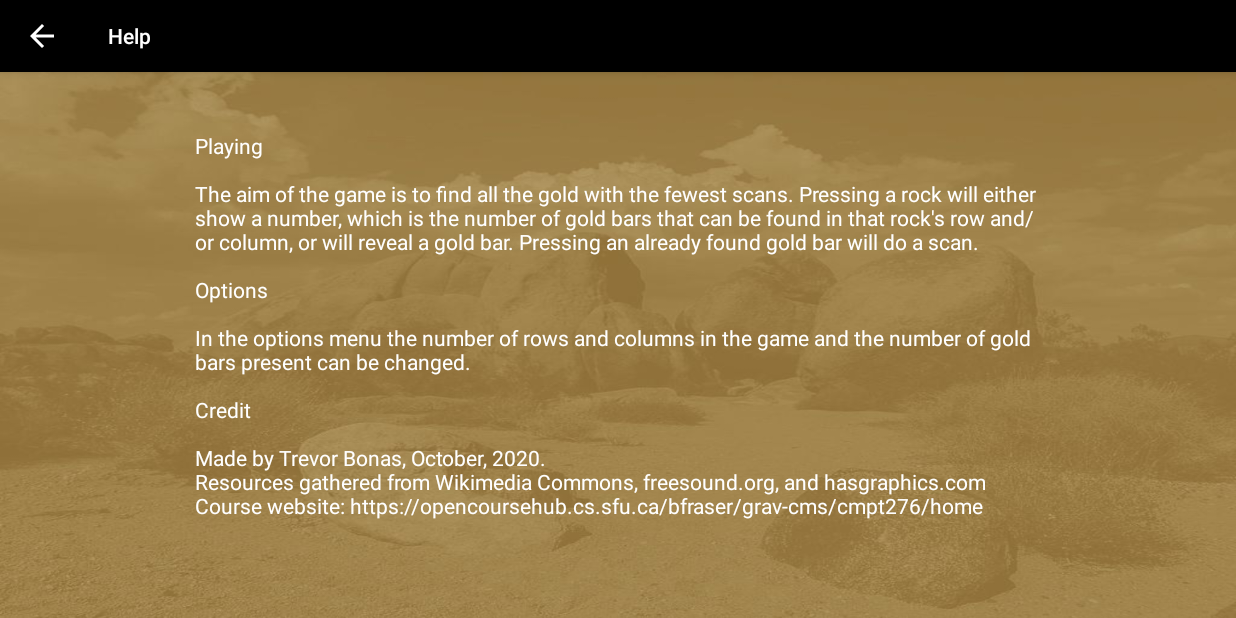
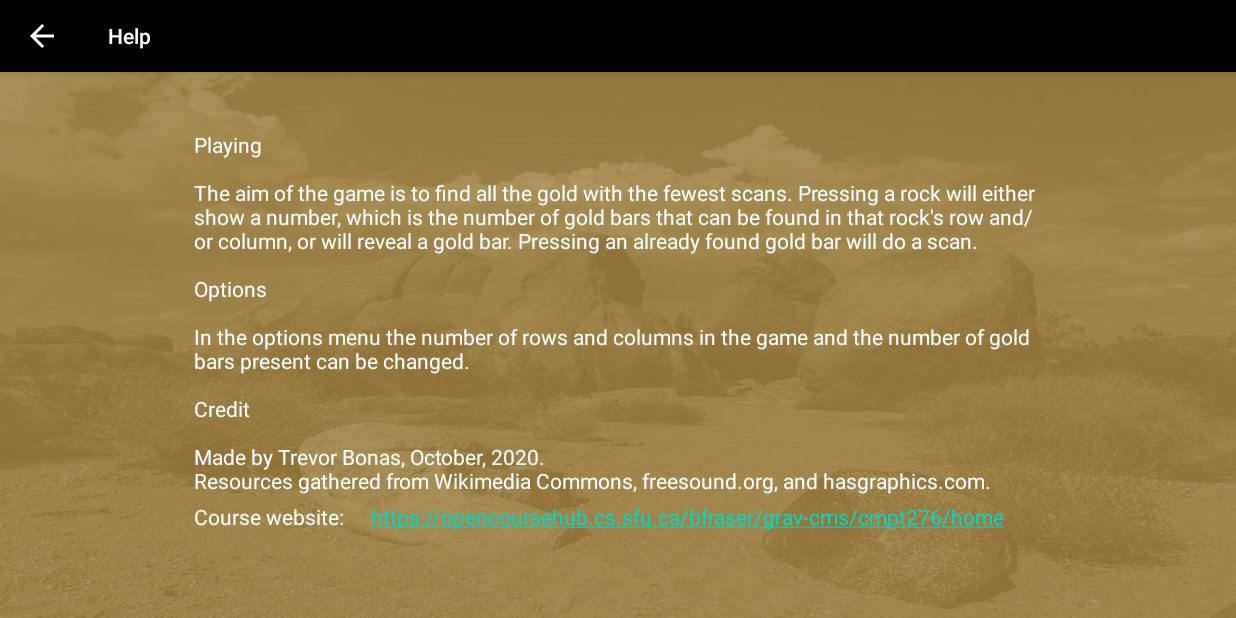
Before and after one commit to trevorbonas/Gold-Rush, an Android app: the HelpActivity screen opened directly, with no data from a screen before it, on a phone screen of 824 x 412 dp (held sideways). Run offline under Robolectric (Android 15) with nearby library versions, the phone set to English and light mode, and no system bars; Roboto replaces fonts that are not available here.

Commit message:
Added course hyperlink

```diff
--- a/app/src/main/java/com/tbonas/mineseeker/HelpActivity.java
+++ b/app/src/main/java/com/tbonas/mineseeker/HelpActivity.java
@@ -10,6 +10,7 @@ import androidx.appcompat.app.ActionBar;
 import androidx.appcompat.app.AppCompatActivity;
 import androidx.appcompat.widget.Toolbar;
 
+import android.text.Html;
 import android.view.View;
 import android.widget.TextView;
 
@@ -30,5 +31,15 @@ public class HelpActivity extends AppCompatActivity {
 
         TextView helpText = findViewById(R.id.helpContent);
         helpText.setText(R.string.helpText);
+
+        TextView courseTitle = findViewById(R.id.courseTitle);
+        courseTitle.setText(R.string.courseTitle);
+        courseTitle.setTextColor(getResources().getColor(R.color.solid_white,
+                this.getTheme()));
+
+        TextView web = findViewById(R.id.courseLink);
+        web.setText(Html.fromHtml(getString(R.string.website), Html.FROM_HTML_MODE_COMPACT));
+        web.setTextColor(getResources().getColor(R.color.solid_white,
+                this.getTheme()));
     }
 }
--- a/app/src/main/res/layout/content_help.xml
+++ b/app/src/main/res/layout/content_help.xml
@@ -9,11 +9,31 @@
 
     <TextView
         android:id="@+id/helpContent"
-        android:layout_width="564dp"
-        android:layout_height="286dp"
+        android:layout_width="565dp"
+        android:layout_height="248dp"
         android:textColor="#FFFFFF"
         app:layout_constraintBottom_toBottomOf="parent"
         app:layout_constraintEnd_toEndOf="parent"
         app:layout_constraintStart_toStartOf="parent"
-        app:layout_constraintTop_toTopOf="parent" />
+        app:layout_constraintTop_toTopOf="parent"
+        app:layout_constraintVertical_bias="0.331" />
+
+    <TextView
+        android:id="@+id/courseTitle"
+        android:layout_width="118dp"
+        android:layout_height="wrap_content"
+        android:layout_marginBottom="24dp"
+        app:layout_constraintBottom_toBottomOf="parent"
+        app:layout_constraintStart_toStartOf="@+id/helpContent"
+        app:layout_constraintTop_toBottomOf="@+id/helpContent"
+        app:layout_constraintVertical_bias="0.0" />
+
+    <TextView
+        android:id="@+id/courseLink"
+        android:layout_width="445dp"
+        android:layout_height="22dp"
+        android:autoLink="web"
+        android:linksClickable="true"
+        app:layout_constraintStart_toEndOf="@+id/courseTitle"
+        app:layout_constraintTop_toBottomOf="@+id/helpContent" />
 </androidx.constraintlayout.widget.ConstraintLayout>
--- a/app/src/main/res/values/strings.xml
+++ b/app/src/main/res/values/strings.xml
@@ -4,9 +4,6 @@
     <string name="intro_title">Gold Rush!!</string>
     <string name="skip_button">Skip</string>
     <string name="title_activity_help">Help</string>
-
-    <string name="hello_first_fragment">Hello first fragment</string>
-    <string name="hello_second_fragment">Hello second fragment. Arg: %1$s</string>
     <string name="main_menu_title">Main Menu</string>
     <string name="play_game">Play Game</string>
     <string name="options">Options</string>
@@ -14,10 +11,12 @@
     <string name="title_activity_options">Options</string>
     <string name="title_activity_game">GameActivity</string>
     <string name="intro_credit">By Trevor Bonas</string>
-    <string name="helpText">Playing\n\nThe aim of the game is to find all the gold with the fewest scans. Pressing a rock will either show a number, which is the number of gold bars that can be found in that rock\'s row and/or column, or will reveal a gold bar. Pressing an already found gold bar will do a scan.\n\nOptions\n\nIn the options menu the number of rows and columns in the game and the number of gold bars present can be changed.\n\nCredit\n\nMade by Trevor Bonas, October, 2020.\nResources gathered from Wikimedia Commons, freesound.org, and hasgraphics.com\nCourse website: https://opencoursehub.cs.sfu.ca/bfraser/grav-cms/cmpt276/home</string>
+    <string name="helpText">Playing\n\nThe aim of the game is to find all the gold with the fewest scans. Pressing a rock will either show a number, which is the number of gold bars that can be found in that rock\'s row and/or column, or will reveal a gold bar. Pressing an already found gold bar will do a scan.\n\nOptions\n\nIn the options menu the number of rows and columns in the game and the number of gold bars present can be changed.\n\nCredit\n\nMade by Trevor Bonas, October, 2020.\nResources gathered from Wikimedia Commons, freesound.org, and hasgraphics.com.</string>
     <string name="you_win">Congratulations,\nyou win!</string>
     <string name="mine_size">Mine Size</string>
     <string name="number_of_gold_bars">Number of Gold Bars</string>
     <string name="show_found">Show Found</string>
     <string name="show_scans">Show Scans</string>
+    <string name="courseTitle">Course website: </string>
+    <string name ="website">https://opencoursehub.cs.sfu.ca/bfraser/grav-cms/cmpt276/home</string>
 </resources>
```
